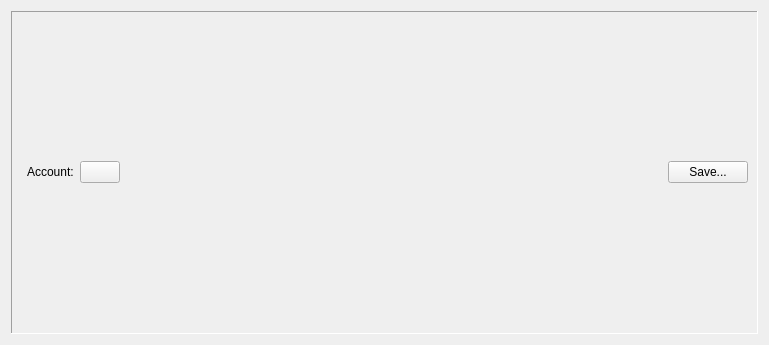
This is jal/ui/reports/account_balance_report.ui in titov-vv/jal as Qt 5 draws it before an edit. The edited form follows.
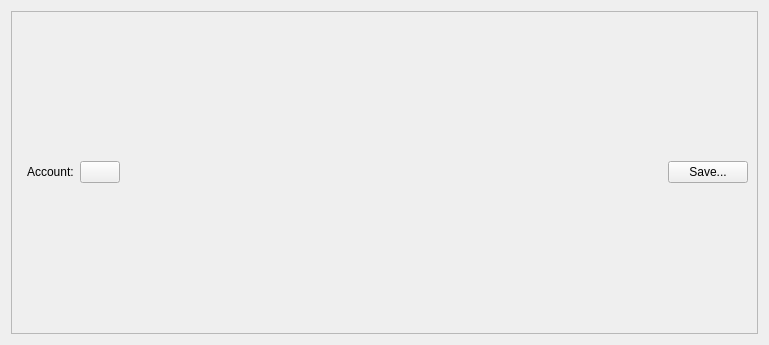
This is the edited form. Custom widgets are drawn as their Qt base class.

Commit message: Widget sizes, frame styles and icon colors from Qt and the palette instead of hard-coded.

Patch:
```diff
--- a/jal/ui/reports/account_balance_report.ui
+++ b/jal/ui/reports/account_balance_report.ui
@@ -17,10 +17,7 @@
    <item>
     <widget class="QFrame" name="ReportParamsFrame">
      <property name="frameShape">
-      <enum>QFrame::Shape::Panel</enum>
-     </property>
-     <property name="frameShadow">
-      <enum>QFrame::Shadow::Sunken</enum>
+      <enum>QFrame::Shape::StyledPanel</enum>
      </property>
      <layout class="QGridLayout" name="gridLayout">
       <item row="0" column="0">
```
The commit also changes 71 other files.
